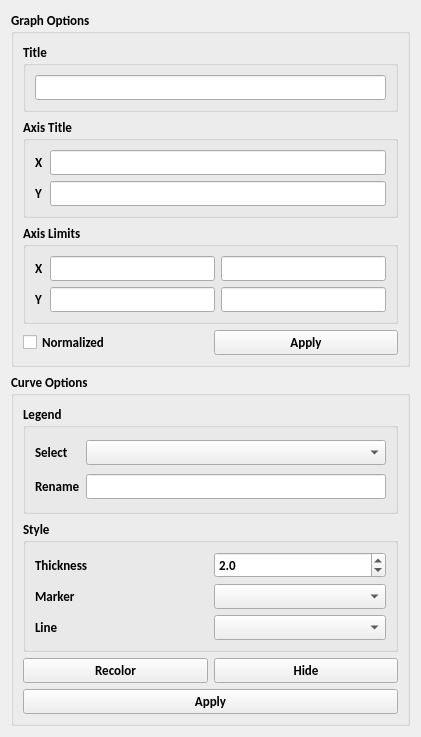
Qt form formatting.ui (ferrod29/spectroscopy-toolset) before a commit.
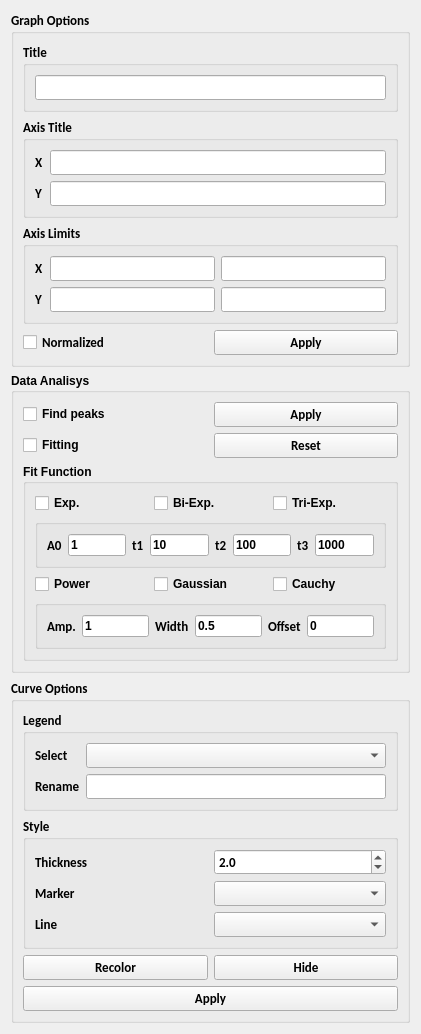
The same form after that commit.

The edit to the form file:
```diff
--- a/formatting.ui
+++ b/formatting.ui
@@ -7,11 +7,11 @@
     <x>0</x>
     <y>0</y>
     <width>421</width>
-    <height>737</height>
+    <height>1004</height>
    </rect>
   </property>
   <property name="sizePolicy">
-   <sizepolicy hsizetype="Fixed" vsizetype="Preferred">
+   <sizepolicy hsizetype="Minimum" vsizetype="Preferred">
     <horstretch>0</horstretch>
     <verstretch>0</verstretch>
    </sizepolicy>
@@ -19,8 +19,8 @@
   <property name="windowTitle">
    <string>Form</string>
   </property>
-  <layout class="QGridLayout" name="gridLayout">
-   <item row="1" column="0">
+  <layout class="QGridLayout" name="gridLayout_11">
+   <item row="2" column="0">
     <widget class="QGroupBox" name="groupBox_4">
      <property name="font">
       <font>
@@ -271,107 +271,7 @@
      <property name="title">
       <string>Graph Options</string>
      </property>
-     <layout class="QGridLayout" name="gridLayout_2">
-      <item row="0" column="0" colspan="2">
-       <widget class="QGroupBox" name="groupBox_3">
-        <property name="font">
-         <font>
-          <family>Calibri</family>
-          <pointsize>10</pointsize>
-          <weight>75</weight>
-          <bold>true</bold>
-         </font>
-        </property>
-        <property name="title">
-         <string>Title</string>
-        </property>
-        <layout class="QGridLayout" name="gridLayout_3">
-         <item row="0" column="0">
-          <widget class="QLineEdit" name="graph_title">
-           <property name="font">
-            <font>
-             <family>Calibri</family>
-             <pointsize>10</pointsize>
-             <weight>75</weight>
-             <bold>true</bold>
-            </font>
-           </property>
-          </widget>
-         </item>
-        </layout>
-       </widget>
-      </item>
-      <item row="1" column="0" colspan="2">
-       <widget class="QGroupBox" name="groupBox">
-        <property name="font">
-         <font>
-          <family>Calibri</family>
-          <pointsize>10</pointsize>
-          <weight>75</weight>
-          <bold>true</bold>
-         </font>
-        </property>
-        <property name="title">
-         <string>Axis Title</string>
-        </property>
-        <layout class="QGridLayout" name="gridLayout_4">
-         <item row="0" column="0">
-          <widget class="QLabel" name="label_6">
-           <property name="font">
-            <font>
-             <family>Calibri</family>
-             <pointsize>10</pointsize>
-             <weight>75</weight>
-             <bold>true</bold>
-            </font>
-           </property>
-           <property name="text">
-            <string>X</string>
-           </property>
-          </widget>
-         </item>
-         <item row="0" column="1">
-          <widget class="QLineEdit" name="xaxis_title">
-           <property name="font">
-            <font>
-             <family>Calibri</family>
-             <pointsize>10</pointsize>
-             <weight>75</weight>
-             <bold>true</bold>
-            </font>
-           </property>
-          </widget>
-         </item>
-         <item row="1" column="0">
-          <widget class="QLabel" name="label_7">
-           <property name="font">
-            <font>
-             <family>Calibri</family>
-             <pointsize>10</pointsize>
-             <weight>75</weight>
-             <bold>true</bold>
-            </font>
-           </property>
-           <property name="text">
-            <string>Y</string>
-           </property>
-          </widget>
-         </item>
-         <item row="1" column="1">
-          <widget class="QLineEdit" name="yaxis_title">
-           <property name="font">
-            <font>
-             <family>Calibri</family>
-             <pointsize>10</pointsize>
-             <weight>75</weight>
-             <bold>true</bold>
-            </font>
-           </property>
-          </widget>
-         </item>
-        </layout>
-       </widget>
-      </item>
+     <layout class="QGridLayout" name="gridLayout_10">
       <item row="2" column="0" colspan="2">
        <widget class="QGroupBox" name="groupBox_2">
         <property name="font">
@@ -487,6 +387,410 @@
         <property name="text">
          <string>Apply</string>
         </property>
+       </widget>
+      </item>
+      <item row="0" column="0" colspan="2">
+       <widget class="QGroupBox" name="groupBox_3">
+        <property name="font">
+         <font>
+          <family>Calibri</family>
+          <pointsize>10</pointsize>
+          <weight>75</weight>
+          <bold>true</bold>
+         </font>
+        </property>
+        <property name="title">
+         <string>Title</string>
+        </property>
+        <layout class="QGridLayout" name="gridLayout_3">
+         <item row="0" column="0">
+          <widget class="QLineEdit" name="graph_title">
+           <property name="font">
+            <font>
+             <family>Calibri</family>
+             <pointsize>10</pointsize>
+             <weight>75</weight>
+             <bold>true</bold>
+            </font>
+           </property>
+          </widget>
+         </item>
+        </layout>
+       </widget>
+      </item>
+      <item row="1" column="0" colspan="2">
+       <widget class="QGroupBox" name="groupBox">
+        <property name="font">
+         <font>
+          <family>Calibri</family>
+          <pointsize>10</pointsize>
+          <weight>75</weight>
+          <bold>true</bold>
+         </font>
+        </property>
+        <property name="title">
+         <string>Axis Title</string>
+        </property>
+        <layout class="QGridLayout" name="gridLayout_4">
+         <item row="0" column="0">
+          <widget class="QLabel" name="label_6">
+           <property name="font">
+            <font>
+             <family>Calibri</family>
+             <pointsize>10</pointsize>
+             <weight>75</weight>
+             <bold>true</bold>
+            </font>
+           </property>
+           <property name="text">
+            <string>X</string>
+           </property>
+          </widget>
+         </item>
+         <item row="0" column="1">
+          <widget class="QLineEdit" name="xaxis_title">
+           <property name="font">
+            <font>
+             <family>Calibri</family>
+             <pointsize>10</pointsize>
+             <weight>75</weight>
+             <bold>true</bold>
+            </font>
+           </property>
+          </widget>
+         </item>
+         <item row="1" column="0">
+          <widget class="QLabel" name="label_7">
+           <property name="font">
+            <font>
+             <family>Calibri</family>
+             <pointsize>10</pointsize>
+             <weight>75</weight>
+             <bold>true</bold>
+            </font>
+           </property>
+           <property name="text">
+            <string>Y</string>
+           </property>
+          </widget>
+         </item>
+         <item row="1" column="1">
+          <widget class="QLineEdit" name="yaxis_title">
+           <property name="font">
+            <font>
+             <family>Calibri</family>
+             <pointsize>10</pointsize>
+             <weight>75</weight>
+             <bold>true</bold>
+            </font>
+           </property>
+          </widget>
+         </item>
+        </layout>
+       </widget>
+      </item>
+     </layout>
+    </widget>
+   </item>
+   <item row="3" column="0">
+    <spacer name="verticalSpacer">
+     <property name="orientation">
+      <enum>Qt::Vertical</enum>
+     </property>
+     <property name="sizeHint" stdset="0">
+      <size>
+       <width>20</width>
+       <height>40</height>
+      </size>
+     </property>
+    </spacer>
+   </item>
+   <item row="1" column="0">
+    <widget class="QGroupBox" name="groupBox_11">
+     <property name="font">
+      <font>
+       <weight>75</weight>
+       <bold>true</bold>
+      </font>
+     </property>
+     <property name="title">
+      <string>Data Analisys</string>
+     </property>
+     <layout class="QGridLayout" name="gridLayout_12">
+      <item row="0" column="0">
+       <widget class="QCheckBox" name="findpeaks_checkBox">
+        <property name="text">
+         <string>Find peaks</string>
+        </property>
+       </widget>
+      </item>
+      <item row="0" column="1">
+       <widget class="QPushButton" name="applyanalysis_button">
+        <property name="font">
+         <font>
+          <family>Calibri</family>
+          <pointsize>10</pointsize>
+          <weight>75</weight>
+          <bold>true</bold>
+         </font>
+        </property>
+        <property name="text">
+         <string>Apply</string>
+        </property>
+       </widget>
+      </item>
+      <item row="1" column="0">
+       <widget class="QCheckBox" name="fitting_checkBox">
+        <property name="text">
+         <string>Fitting</string>
+        </property>
+       </widget>
+      </item>
+      <item row="1" column="1">
+       <widget class="QPushButton" name="resetanalysis_button">
+        <property name="font">
+         <font>
+          <family>Calibri</family>
+          <pointsize>10</pointsize>
+          <weight>75</weight>
+          <bold>true</bold>
+         </font>
+        </property>
+        <property name="text">
+         <string>Reset</string>
+        </property>
+       </widget>
+      </item>
+      <item row="2" column="0" colspan="2">
+       <widget class="QGroupBox" name="groupBox_8">
+        <property name="enabled">
+         <bool>true</bool>
+        </property>
+        <property name="title">
+         <string>Fit Function</string>
+        </property>
+        <layout class="QGridLayout" name="gridLayout_9">
+         <item row="0" column="0">
+          <widget class="QCheckBox" name="exp_checkBox">
+           <property name="text">
+            <string>Exp.</string>
+           </property>
+          </widget>
+         </item>
+         <item row="0" column="1">
+          <widget class="QCheckBox" name="biexp_checkBox">
+           <property name="text">
+            <string>Bi-Exp.</string>
+           </property>
+          </widget>
+         </item>
+         <item row="0" column="2">
+          <widget class="QCheckBox" name="triexp_checkBox">
+           <property name="text">
+            <string>Tri-Exp.</string>
+           </property>
+          </widget>
+         </item>
+         <item row="1" column="0" colspan="3">
+          <widget class="QGroupBox" name="groupBox_9">
+           <property name="enabled">
+            <bool>true</bool>
+           </property>
+           <property name="title">
+            <string/>
+           </property>
+           <layout class="QGridLayout" name="gridLayout">
+            <item row="0" column="0">
+             <widget class="QLabel" name="label_10">
+              <property name="font">
+               <font>
+                <family>Calibri</family>
+                <pointsize>10</pointsize>
+                <weight>75</weight>
+                <bold>true</bold>
+               </font>
+              </property>
+              <property name="text">
+               <string>A0</string>
+              </property>
+             </widget>
+            </item>
+            <item row="0" column="1">
+             <widget class="QLineEdit" name="expamp_value">
+              <property name="text">
+               <string>1</string>
+              </property>
+             </widget>
+            </item>
+            <item row="0" column="2">
+             <widget class="QLabel" name="label_11">
+              <property name="font">
+               <font>
+                <family>Calibri</family>
+                <pointsize>10</pointsize>
+                <weight>75</weight>
+                <bold>true</bold>
+               </font>
+              </property>
+              <property name="text">
+               <string>t1</string>
+              </property>
+             </widget>
+            </item>
+            <item row="0" column="3">
+             <widget class="QLineEdit" name="firsttau_value">
+              <property name="text">
+               <string>10</string>
+              </property>
+             </widget>
+            </item>
+            <item row="0" column="4">
+             <widget class="QLabel" name="label_12">
+              <property name="font">
+               <font>
+                <family>Calibri</family>
+                <pointsize>10</pointsize>
+                <weight>75</weight>
+                <bold>true</bold>
+               </font>
+              </property>
+              <property name="text">
+               <string>t2</string>
+              </property>
+             </widget>
+            </item>
+            <item row="0" column="5">
+             <widget class="QLineEdit" name="secondtau_value">
+              <property name="text">
+               <string>100</string>
+              </property>
+             </widget>
+            </item>
+            <item row="0" column="6">
+             <widget class="QLabel" name="label_13">
+              <property name="font">
+               <font>
+                <family>Calibri</family>
+                <pointsize>10</pointsize>
+                <weight>75</weight>
+                <bold>true</bold>
+               </font>
+              </property>
+              <property name="text">
+               <string>t3</string>
+              </property>
+             </widget>
+            </item>
+            <item row="0" column="7">
+             <widget class="QLineEdit" name="thirdtau_value">
+              <property name="text">
+               <string>1000</string>
+              </property>
+             </widget>
+            </item>
+           </layout>
+          </widget>
+         </item>
+         <item row="2" column="0">
+          <widget class="QCheckBox" name="power_checkBox">
+           <property name="text">
+            <string>Power</string>
+           </property>
+          </widget>
+         </item>
+         <item row="2" column="1">
+          <widget class="QCheckBox" name="gaussian_checkBox">
+           <property name="text">
+            <string>Gaussian</string>
+           </property>
+          </widget>
+         </item>
+         <item row="2" column="2">
+          <widget class="QCheckBox" name="cauchy_checkBox">
+           <property name="text">
+            <string>Cauchy</string>
+           </property>
+          </widget>
+         </item>
+         <item row="3" column="0" colspan="3">
+          <widget class="QGroupBox" name="groupBox_10">
+           <property name="enabled">
+            <bool>true</bool>
+           </property>
+           <property name="title">
+            <string/>
+           </property>
+           <layout class="QGridLayout" name="gridLayout_2">
+            <item row="0" column="0">
+             <widget class="QLabel" name="label_14">
+              <property name="font">
+               <font>
+                <family>Calibri</family>
+                <pointsize>10</pointsize>
+                <weight>75</weight>
+                <bold>true</bold>
+               </font>
+              </property>
+              <property name="text">
+               <string>Amp.</string>
+              </property>
+             </widget>
+            </item>
+            <item row="0" column="1">
+             <widget class="QLineEdit" name="amp_value">
+              <property name="text">
+               <string>1</string>
+              </property>
+             </widget>
+            </item>
+            <item row="0" column="2">
+             <widget class="QLabel" name="label_15">
+              <property name="font">
+               <font>
+                <family>Calibri</family>
+                <pointsize>10</pointsize>
+                <weight>75</weight>
+                <bold>true</bold>
+               </font>
+              </property>
+              <property name="text">
+               <string>Width</string>
+              </property>
+             </widget>
+            </item>
+            <item row="0" column="3">
+             <widget class="QLineEdit" name="width_value">
+              <property name="text">
+               <string>0.5</string>
+              </property>
+             </widget>
+            </item>
+            <item row="0" column="4">
+             <widget class="QLabel" name="label_16">
+              <property name="font">
+               <font>
+                <family>Calibri</family>
+                <pointsize>10</pointsize>
+                <weight>75</weight>
+                <bold>true</bold>
+               </font>
+              </property>
+              <property name="text">
+               <string>Offset</string>
+              </property>
+             </widget>
+            </item>
+            <item row="0" column="5">
+             <widget class="QLineEdit" name="offset_value">
+              <property name="text">
+               <string>0</string>
+              </property>
+             </widget>
+            </item>
+           </layout>
+          </widget>
+         </item>
+        </layout>
        </widget>
       </item>
      </layout>
```
Left out of the diff: 90 changed lines with no effect on the pictures.
